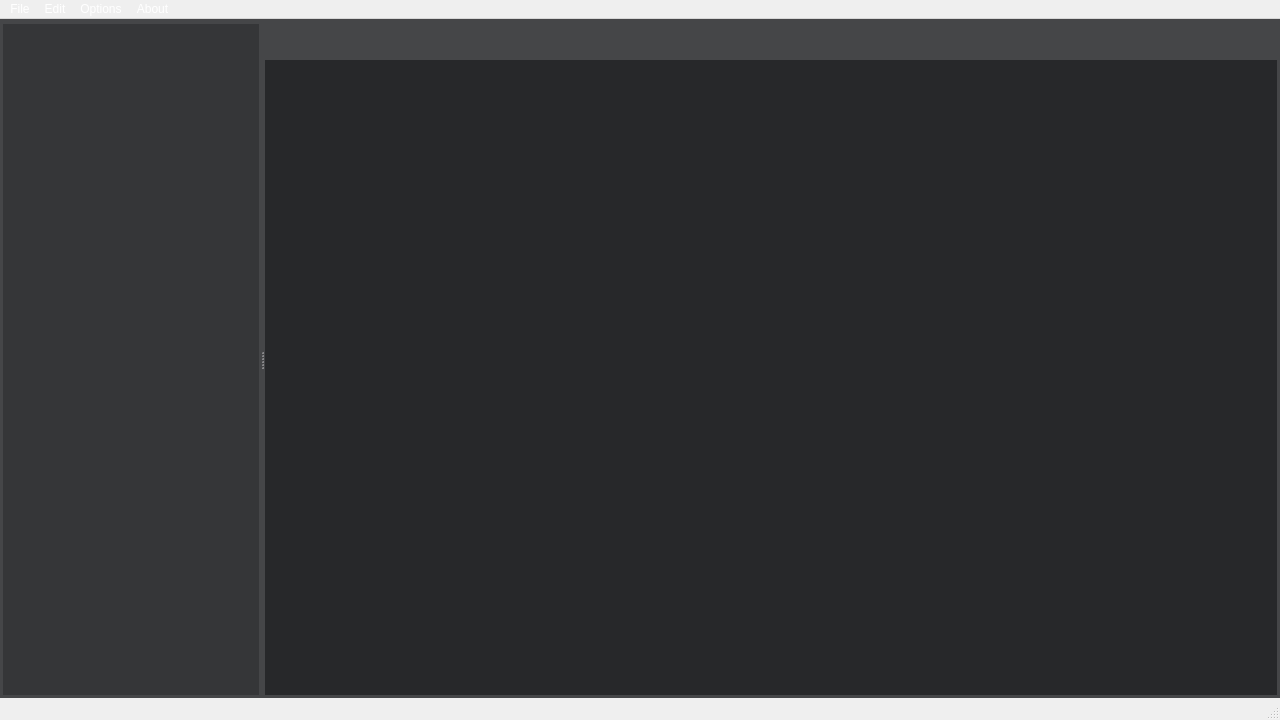
The window that codeeditor.ui (EmreArapcicUevak/CodeLab-Notes) describes before a commit, drawn with Qt 5.
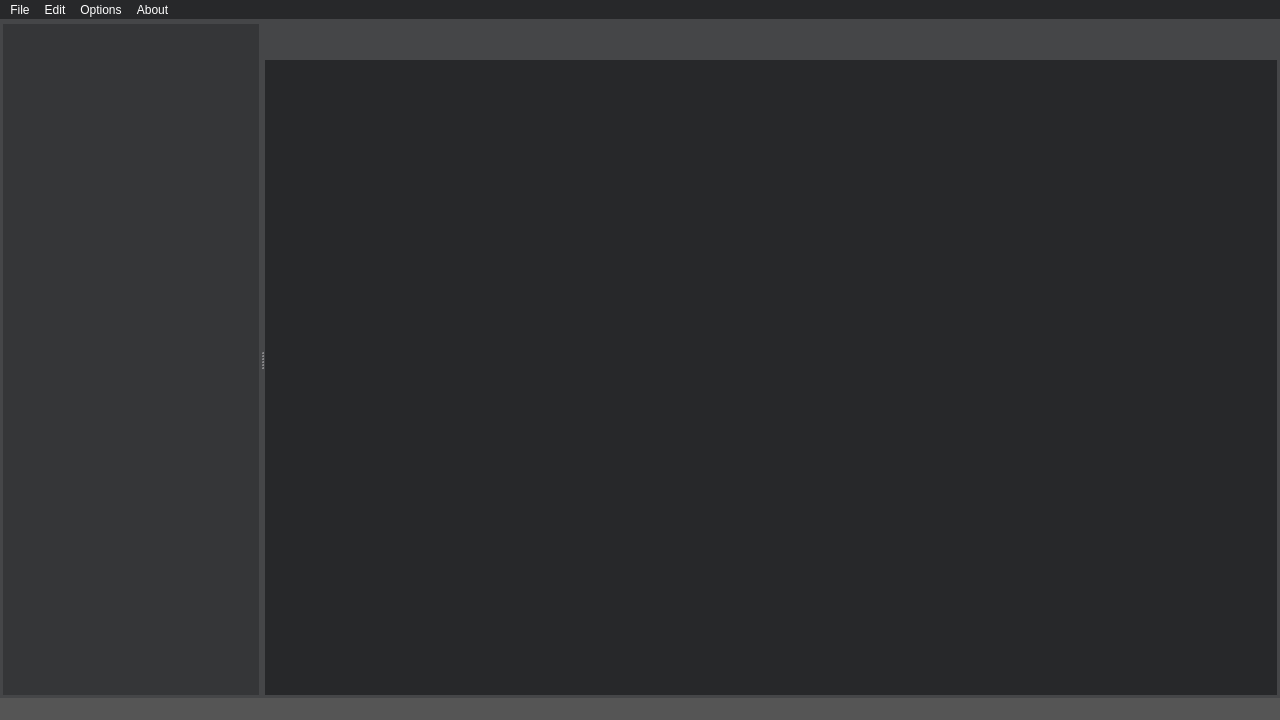
The same window after the commit. Icons and pictures are not drawn. Custom widgets are drawn as their Qt base class.

Commit message: Fix focus on menuBar and toolBar

Patch:
```diff
--- a/codeeditor.ui
+++ b/codeeditor.ui
@@ -534,7 +534,8 @@
   </widget>
   <widget class="QStatusBar" name="statusBar">
    <property name="styleSheet">
-    <string notr="true">background-color : &quot;#27282a&quot;;</string>
+    <string notr="true">/*background-color : &quot;#27282a&quot;;*/
+background-color : #555555;</string>
    </property>
   </widget>
   <widget class="QMenuBar" name="menuBar">
@@ -547,8 +548,31 @@
     </rect>
    </property>
    <property name="styleSheet">
-    <string notr="true">background-color : &quot;#27282a&quot;;
-color: white;</string>
+    <string notr="true">QMenuBar {
+	background-color : #27282a;
+	color: white;
+}
+
+QMenuBar::item {
+	background-color : #27282a;
+}
+
+QMenuBar::item:selected {
+	background-color : #353638;
+}
+
+QMenu {
+	background-color : #27282a;
+}
+
+QMenu::item:selected {
+     background-color : #353638;
+	 color : white;
+ }
+</string>
+   </property>
+   <property name="nativeMenuBar">
+    <bool>false</bool>
    </property>
    <widget class="QMenu" name="menuFile">
     <property name="title">
```
Left out of the diff: 30 changed lines with no effect on the pictures.
